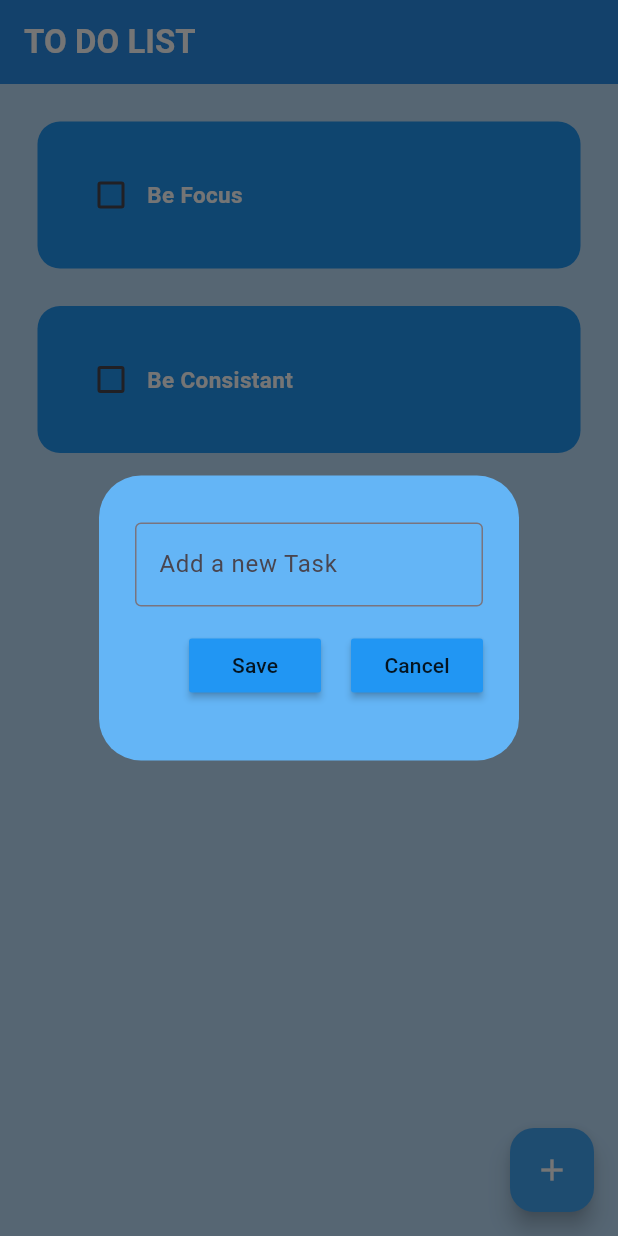
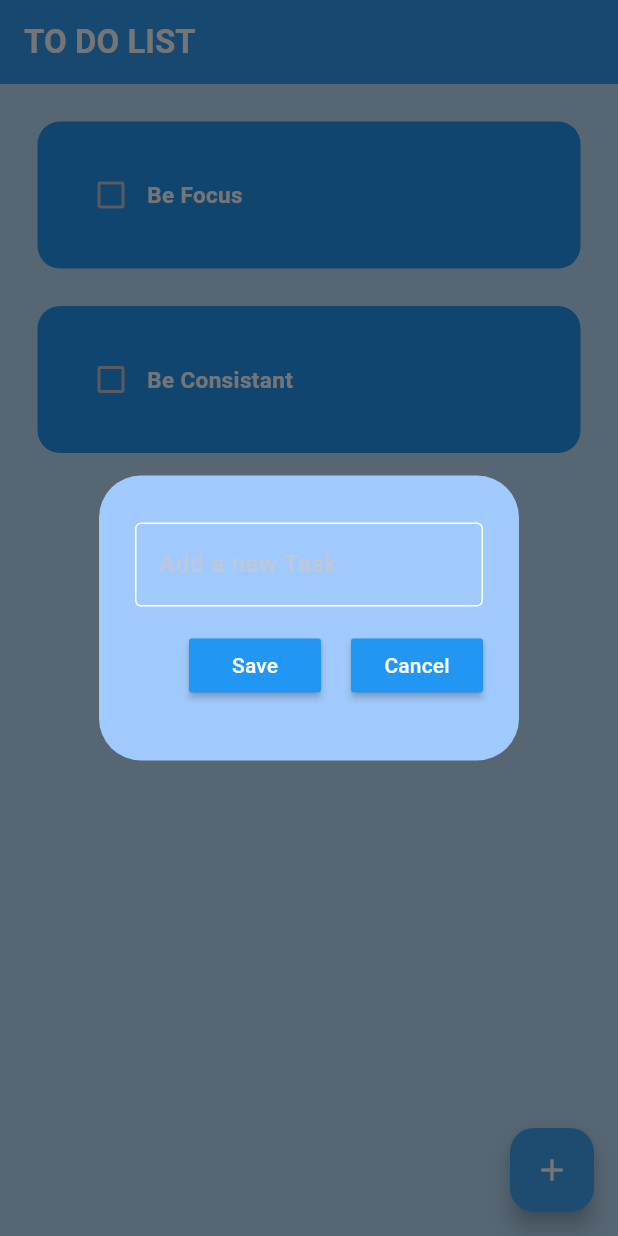
Before and after one commit to Mahendran-Murugan/Todo-App-Flutter, a Flutter app: the screen it shows after launch, after a tap on the "add" icon, on a phone screen of 412 x 824 dp. Run offline on Flutter 3.47's test engine with Material 3 defaults, Android fonts, the phone set to English and light mode, and no system bars; drawn by our look-alikes of flutter_slidable; our stand-ins replace hive_flutter; accounts and stored records are empty.

Commit message:
fix: theme oriented issue

```diff
--- a/lib/main.dart
+++ b/lib/main.dart
@@ -18,8 +18,11 @@ class MyApp extends StatelessWidget {
       debugShowCheckedModeBanner: false,
       home: const HomePage(),
       theme: ThemeData(
-        primarySwatch: Colors.blue,
-      ),
+          useMaterial3: true,
+          colorScheme: ColorScheme.fromSeed(
+            seedColor: Colors.blue,
+            brightness: Brightness.dark,
+          )),
     );
   }
 }
--- a/lib/utils/dialog_box.dart
+++ b/lib/utils/dialog_box.dart
@@ -16,7 +16,7 @@ class DialogBox extends StatelessWidget {
   @override
   Widget build(BuildContext context) {
     return AlertDialog(
-      backgroundColor: Colors.blue[300],
+      backgroundColor: Theme.of(context).colorScheme.primary,
       content: Container(
         height: 150,
         child: Column(
@@ -25,9 +25,14 @@ class DialogBox extends StatelessWidget {
             TextField(
               controller: controller,
               decoration: const InputDecoration(
-                border: OutlineInputBorder(
+                enabledBorder: OutlineInputBorder(
                   borderSide: BorderSide(
-                    color: Colors.blue,
+                    color: Colors.white,
+                  ),
+                ),
+                focusedBorder: OutlineInputBorder(
+                  borderSide: BorderSide(
+                    color: Colors.blueGrey,
                   ),
                 ),
                 hintText: "Add a new Task",
```
